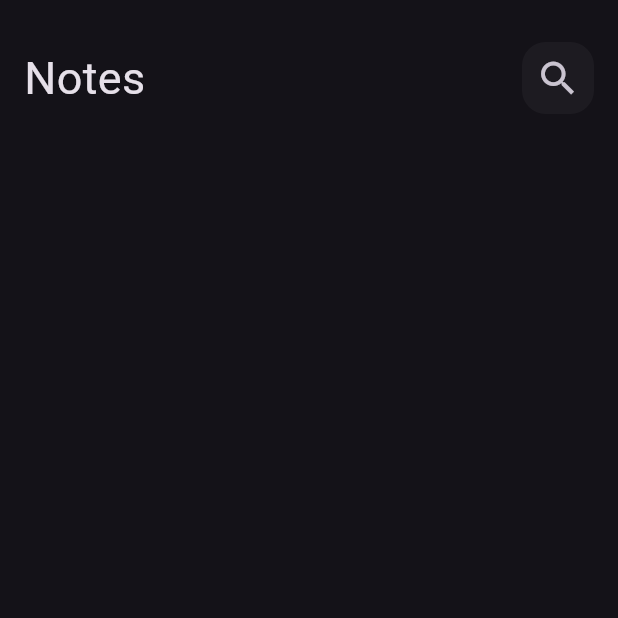
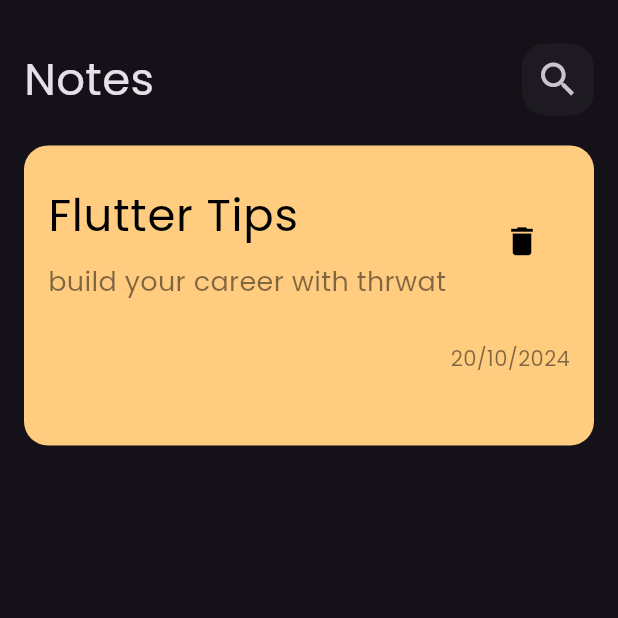
Before and after one commit to hamza-alhinawi/Note_App, a Flutter app: the screen it shows after launch, on a phone screen of 412 x 824 dp, the top half of it. Run offline on Flutter 3.47's test engine with Material 3 defaults, Android fonts, the phone set to English and light mode, and no system bars.

Commit message:
CREATE custom_note_item

```diff
--- a/lib/main.dart
+++ b/lib/main.dart
@@ -11,7 +11,7 @@ class NoteApp extends StatelessWidget {
   @override
   Widget build(BuildContext context) {
     return MaterialApp(
-      theme: ThemeData(brightness: Brightness.dark),
+      theme: ThemeData(fontFamily: 'Poppins', brightness: Brightness.dark),
       debugShowCheckedModeBanner: false,
       home: NotesView(),
     );
--- a/lib/widgets/custom_app_bar.dart
+++ b/lib/widgets/custom_app_bar.dart
@@ -7,7 +7,7 @@ class CustomAppBar extends StatelessWidget {
   @override
   Widget build(BuildContext context) {
     return Padding(
-      padding: const EdgeInsets.symmetric(vertical: 28.0),
+      padding: const EdgeInsets.symmetric(vertical: 20.0),
       child: Row(
         children: [
           Text('Notes', style: TextStyle(fontSize: 30)),
--- /dev/null
+++ b/lib/widgets/custom_note_item.dart
@@ -0,0 +1,51 @@
+import 'package:flutter/material.dart';
+
+class CustomNoteItem extends StatelessWidget {
+  const CustomNoteItem({super.key});
+
+  @override
+  Widget build(BuildContext context) {
+    return Container(
+      padding: const EdgeInsets.only(top: 16, bottom: 16),
+      height: 200,
+      width: double.infinity,
+      decoration: BoxDecoration(
+        color: Color(0xffffcc80),
+        borderRadius: BorderRadius.circular(16),
+      ),
+      child: Column(
+        crossAxisAlignment: CrossAxisAlignment.end,
+        children: [
+          ListTile(
+            title: Text(
+              'Flutter Tips',
+              style: TextStyle(fontSize: 30, color: Colors.black),
+            ),
+            subtitle: Padding(
+              padding: const EdgeInsets.only(top: 9.0),
+              child: Text(
+                'build your career with thrwat',
+                style: TextStyle(
+                  fontSize: 18,
+                  color: Colors.black.withValues(alpha: 0.5),
+                ),
+              ),
+            ),
+            trailing: IconButton(
+              onPressed: () {},
+              icon: Icon(Icons.delete, color: Colors.black, size: 25),
+            ),
+          ),
+          SizedBox(height: 20),
+          Padding(
+            padding: const EdgeInsets.only(right: 16.0),
+            child: Text(
+              '20/10/2024',
+              style: TextStyle(color: Colors.black.withValues(alpha: 0.5)),
+            ),
+          ),
+        ],
+      ),
+    );
+  }
+}
--- a/lib/widgets/notes_view_body.dart
+++ b/lib/widgets/notes_view_body.dart
@@ -1,5 +1,6 @@
 import 'package:flutter/material.dart';
 import 'package:note_app/widgets/custom_app_bar.dart';
+import 'package:note_app/widgets/custom_note_item.dart';
 
 class NotesViewBody extends StatelessWidget {
   const NotesViewBody({super.key});
@@ -8,8 +9,8 @@ class NotesViewBody extends StatelessWidget {
   Widget build(BuildContext context) {
     return Scaffold(
       body: Padding(
-        padding: const EdgeInsets.symmetric(horizontal: 16.0),
-        child: Column(children: [CustomAppBar()]),
+        padding: const EdgeInsets.symmetric(horizontal: 16.0, vertical: 9),
+        child: Column(children: [CustomAppBar(), CustomNoteItem()]),
       ),
     );
   }
```
Also changed, not shown: pubspec.yaml (+4 -12 lines), asset/fonts/Poppins-Regular.ttf (added).
